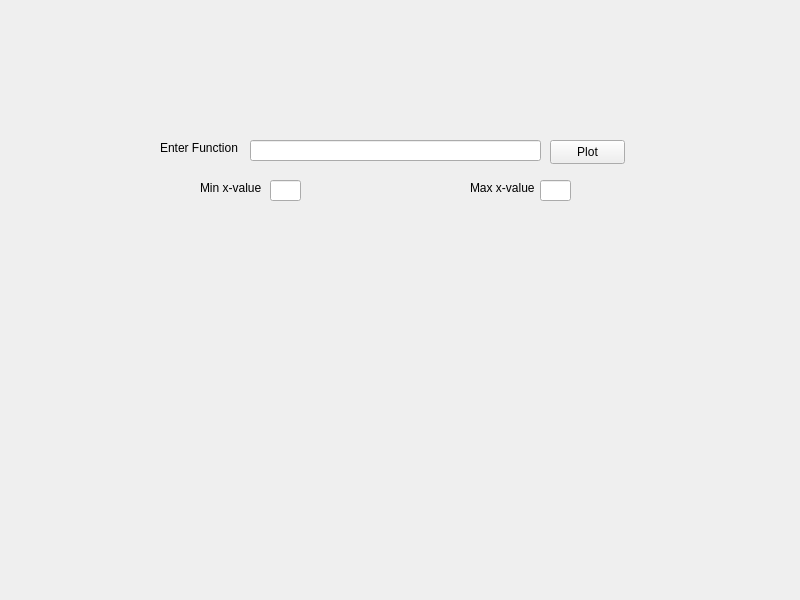
Above: funcplt_gui.ui from seifashraf1/Math-Functions-Plotter before the change. Below: the same form after it.
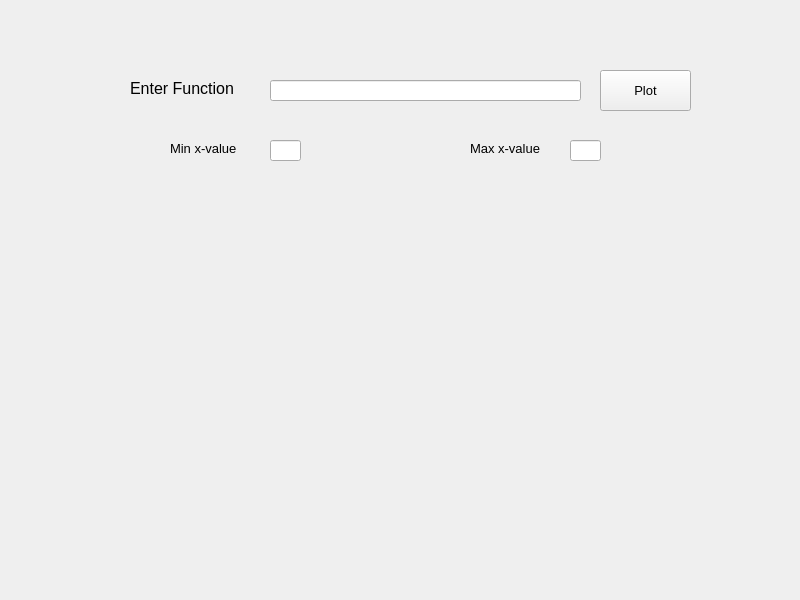
That is the form after the change. Icons and pictures are not drawn. Custom widgets are drawn as their Qt base class.

Commit message: exception handling works

What changed in the file:
```diff
--- a/funcplt_gui.ui
+++ b/funcplt_gui.ui
@@ -29,11 +29,16 @@
    <property name="geometry">
     <rect>
      <x>470</x>
-     <y>180</y>
-     <width>71</width>
+     <y>140</y>
+     <width>91</width>
      <height>16</height>
     </rect>
    </property>
+   <property name="font">
+    <font>
+     <pointsize>10</pointsize>
+    </font>
+   </property>
    <property name="text">
     <string>Max x-value</string>
    </property>
@@ -41,12 +46,17 @@
   <widget class="QPushButton" name="plot">
    <property name="geometry">
     <rect>
-     <x>550</x>
-     <y>140</y>
-     <width>75</width>
-     <height>24</height>
+     <x>600</x>
+     <y>70</y>
+     <width>91</width>
+     <height>41</height>
     </rect>
    </property>
+   <property name="font">
+    <font>
+     <pointsize>10</pointsize>
+    </font>
+   </property>
    <property name="text">
     <string>Plot</string>
    </property>
@@ -54,9 +64,9 @@
   <widget class="QLineEdit" name="lineEdit">
    <property name="geometry">
     <rect>
-     <x>250</x>
-     <y>140</y>
-     <width>291</width>
+     <x>270</x>
+     <y>80</y>
+     <width>311</width>
      <height>21</height>
     </rect>
    </property>
@@ -64,12 +74,17 @@
   <widget class="QLabel" name="label_2">
    <property name="geometry">
     <rect>
-     <x>200</x>
-     <y>180</y>
-     <width>71</width>
+     <x>170</x>
+     <y>140</y>
+     <width>91</width>
      <height>16</height>
     </rect>
    </property>
+   <property name="font">
+    <font>
+     <pointsize>10</pointsize>
+    </font>
+   </property>
    <property name="text">
     <string>Min x-value</string>
    </property>
@@ -77,12 +92,17 @@
   <widget class="QLabel" name="label">
    <property name="geometry">
     <rect>
-     <x>160</x>
-     <y>140</y>
-     <width>101</width>
+     <x>130</x>
+     <y>80</y>
+     <width>131</width>
      <height>16</height>
     </rect>
    </property>
+   <property name="font">
+    <font>
+     <pointsize>12</pointsize>
+    </font>
+   </property>
    <property name="text">
     <string>Enter Function</string>
    </property>
@@ -90,8 +110,8 @@
   <widget class="QLineEdit" name="lineEdit_3">
    <property name="geometry">
     <rect>
-     <x>540</x>
-     <y>180</y>
+     <x>570</x>
+     <y>140</y>
      <width>31</width>
      <height>21</height>
     </rect>
@@ -101,7 +121,7 @@
    <property name="geometry">
     <rect>
      <x>270</x>
-     <y>180</y>
+     <y>140</y>
      <width>31</width>
      <height>21</height>
     </rect>
@@ -110,35 +130,13 @@
   <widget class="pltWidget" name="pltWidget" native="true">
    <property name="geometry">
     <rect>
-     <x>100</x>
-     <y>240</y>
-     <width>621</width>
-     <height>351</height>
+     <x>50</x>
+     <y>190</y>
+     <width>711</width>
+     <height>401</height>
     </rect>
    </property>
   </widget>
-  <widget class="QLabel" name="label_4">
-   <property name="geometry">
-    <rect>
-     <x>260</x>
-     <y>0</y>
-     <width>271</width>
-     <height>131</height>
-    </rect>
-   </property>
-   <property name="minimumSize">
-    <size>
-     <width>100</width>
-     <height>100</height>
-    </size>
-   </property>
-   <property name="text">
-    <string/>
-   </property>
-   <property name="pixmap">
-    <pixmap>../logo.PNG</pixmap>
-   </property>
-  </widget>
  </widget>
  <customwidgets>
   <customwidget>
```
The commit also changes 1 other file.
